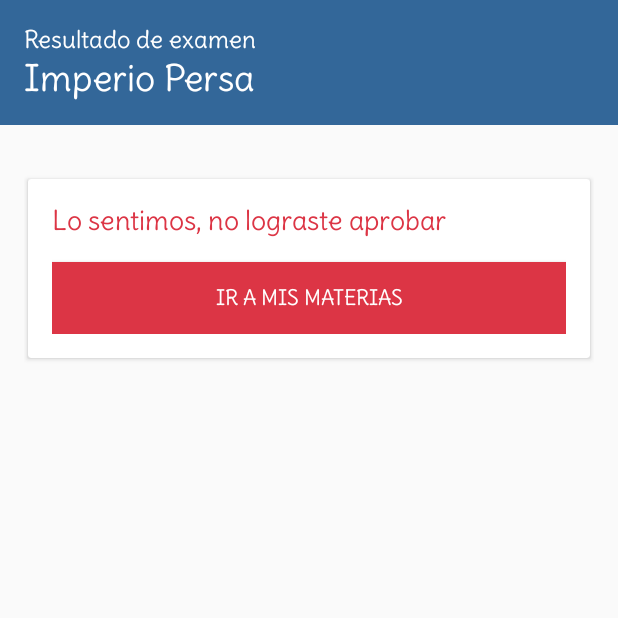
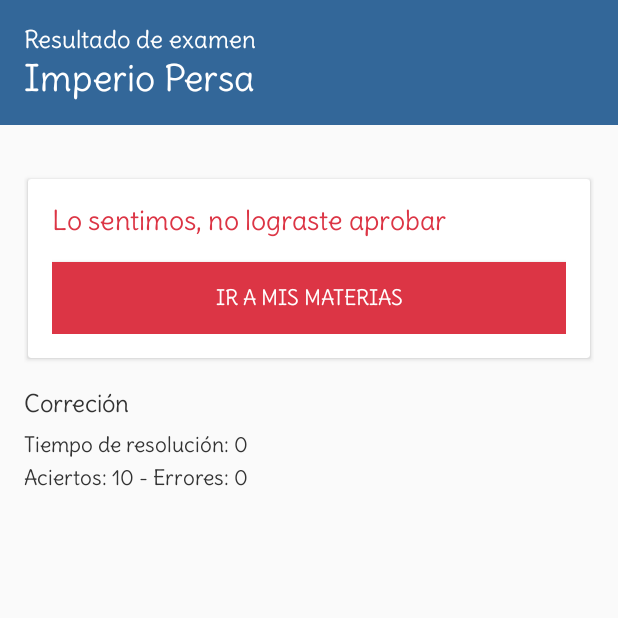
Before and after one commit to alexisromriv/ProbateApp, an Android app: the ResultadoExamenActivity screen opened directly, with no data from a screen before it, on a phone screen of 412 x 824 dp, the top half of it. Run offline under Robolectric (Android 15) with nearby library versions, the phone set to English and light mode, and no system bars; 4 statements that could not run were skipped.

Commit message:
Resultado examen

```diff
--- a/app/src/main/java/app2you/probateapp/ExamenActivity.java
+++ b/app/src/main/java/app2you/probateapp/ExamenActivity.java
@@ -139,6 +139,7 @@ public class ExamenActivity extends AppCompatActivity {
             examen.finalizar();
             Intent intent = new Intent(this, ResultadoExamenActivity.class);
             intent.putExtra("examen", examen);
+            intent.putExtra("tiempoResolucion", examen.tiempoResolucion());
             startActivity(intent);
         } catch (Exception ex) {
             Toast.makeText(this, ex.getMessage(), Toast.LENGTH_SHORT).show();
--- a/app/src/main/java/app2you/probateapp/ResultadoExamenActivity.java
+++ b/app/src/main/java/app2you/probateapp/ResultadoExamenActivity.java
@@ -39,6 +39,8 @@ public class ResultadoExamenActivity extends AppCompatActivity {
     RecyclerView rvRespuestas;
 
     TextView tvMensajeResultado;
+    TextView tvTiempoResolucion;
+    TextView tvAciertos;
     Button btnResultado;
 
 
@@ -49,13 +51,14 @@ public class ResultadoExamenActivity extends AppCompatActivity {
 
         tvMensajeResultado = findViewById(R.id.tvMensajeResultado);
         btnResultado = findViewById(R.id.btnResultado);
-
-
+        tvTiempoResolucion = findViewById(R.id.tvTiempoResolucion);
+        tvAciertos = findViewById(R.id.tvAciertos);
 
         rvRespuestas = (RecyclerView)findViewById(R.id.rvRespuestas);
 
         Intent intent = getIntent();
         Examen examen = (Examen) intent.getSerializableExtra("examen");
+        long tiempoResolucion = (long)intent.getExtras().get("tiempoResolucion");
         rvRespuestas.setLayoutManager(new LinearLayoutManager(this));
         ResultadoExamenAdapter adapter = new ResultadoExamenAdapter(examen.getRespondidas());
         rvRespuestas.setAdapter(adapter);
@@ -69,6 +72,9 @@ public class ResultadoExamenActivity extends AppCompatActivity {
             btnResultado.setBackgroundColor(ContextCompat.getColor(this, R.color.red));
         }
 
+        tvTiempoResolucion.setText("Tiempo de resolución: "+ tiempoResolucion);
+        tvAciertos.setText("Aciertos: " + examen.cantidadAciertos() + " - Errores: " + (examen.cantidadPreguntas() - examen.cantidadAciertos()));
+
 
     }
 
--- a/app/src/main/java/app2you/probateapp/controladores/Examen.java
+++ b/app/src/main/java/app2you/probateapp/controladores/Examen.java
@@ -25,6 +25,7 @@ public class Examen implements Serializable {
     private long start = 0;
     private long end = 0;
     private  int aprobacion;
+
 
 
     public Examen(Materia materia) {
@@ -111,9 +112,6 @@ public class Examen implements Serializable {
         return this.respondidas.get(preguntaIndex);
     }
 
-    public long duracion() {
-        return (end - start);
-    }
 
     public int getAprobacion() {
         return aprobacion;
@@ -137,4 +135,8 @@ public class Examen implements Serializable {
         }
         return cantidad;
     }
+
+    public long tiempoResolucion(){
+        return ((end - start) / 1000) / 60 ;
+    }
 }
--- a/app/src/main/res/layout/activity_resultado_examen.xml
+++ b/app/src/main/res/layout/activity_resultado_examen.xml
@@ -68,6 +68,23 @@
 
         </androidx.cardview.widget.CardView>
 
+        <TextView
+            style="@style/h4"
+            android:text="Correción"
+            android:layout_marginTop="16dp">
+        </TextView>
+
+        <TextView
+            android:id="@+id/tvTiempoResolucion"
+            style="@style/h5"
+            android:text="Tiempo de Resolución: 30min"
+            android:layout_marginTop="8dp"></TextView>
+        <TextView
+            android:id="@+id/tvAciertos"
+            style="@style/h5"
+            android:layout_marginTop="4dp"
+            android:text="Aciertos: 10 - Errores: 0"></TextView>
+
         <androidx.recyclerview.widget.RecyclerView
             android:id="@+id/rvRespuestas"
             android:layout_width="match_parent"
```
